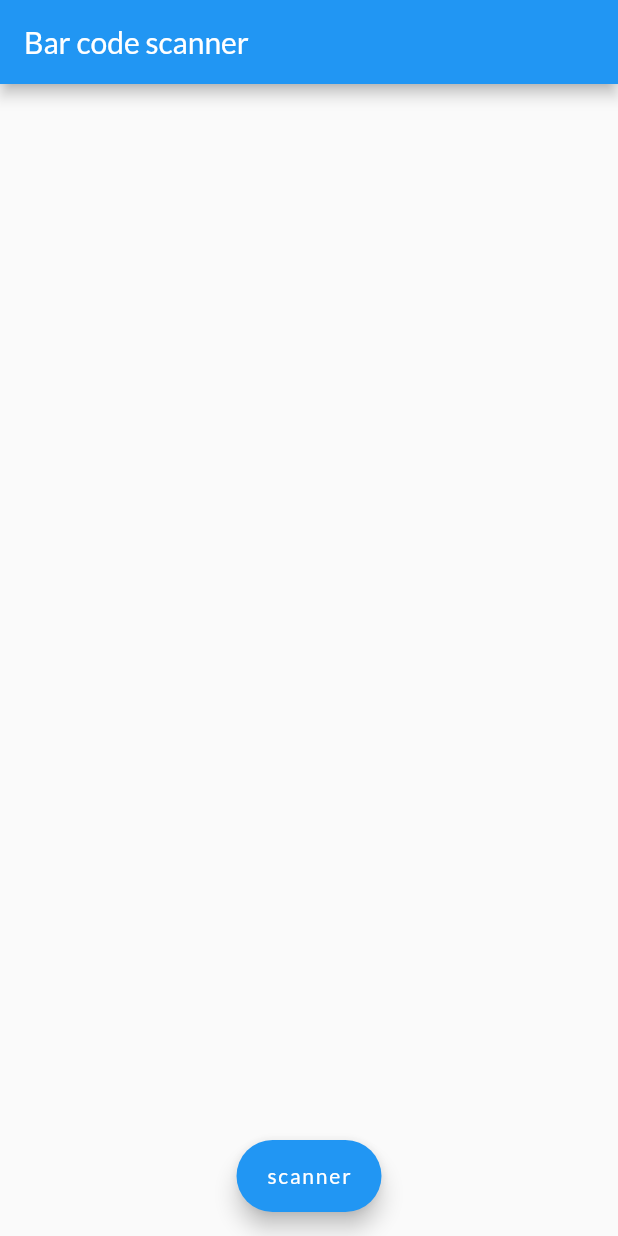
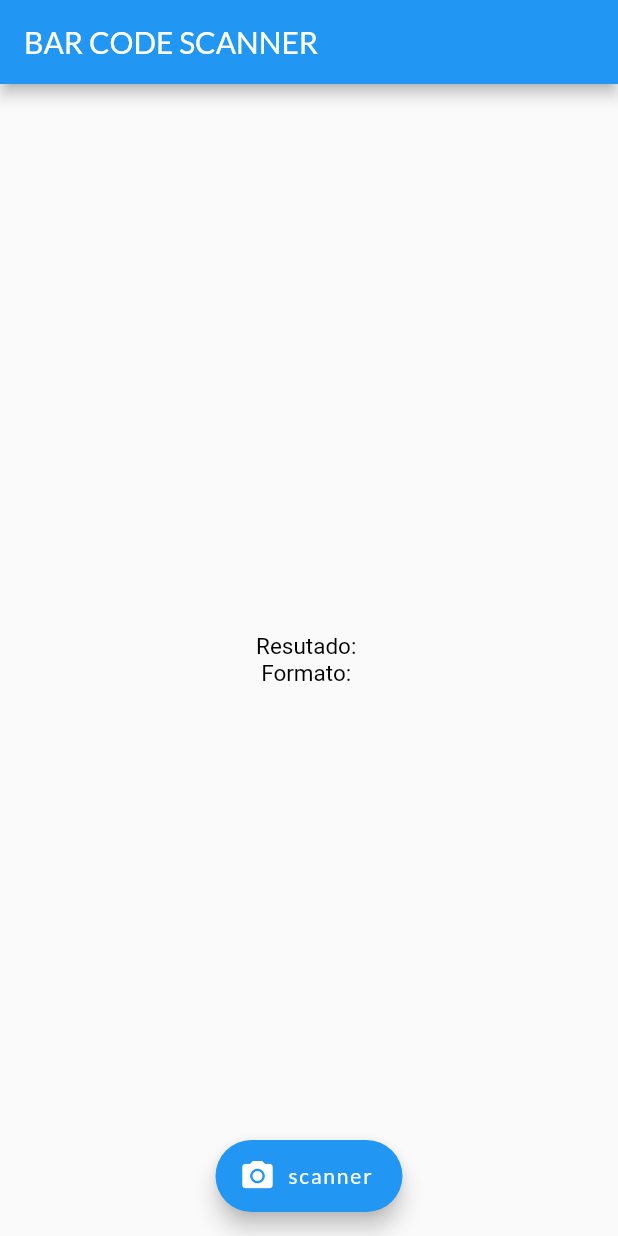
Before and after one commit to isaiasnas/barcode, a Flutter app: the screen it shows after launch, after a tap on "scanner", on a phone screen of 412 x 824 dp. Run offline on Flutter 3.47's test engine with Material 2 defaults, Android fonts, the phone set to English and light mode, and no system bars; missing offline and left inert: barcode_scan.

Commit message:
include images

```diff
--- a/lib/src/widgets/bar_code_widget.dart
+++ b/lib/src/widgets/bar_code_widget.dart
@@ -1,7 +1,14 @@
 import 'package:barcode_scan/barcode_scan.dart';
 import 'package:flutter/material.dart';
 
-class BarCodeWidget extends StatelessWidget {
+class BarCodeWidget extends StatefulWidget {
+  @override
+  _BarCodeWidgetState createState() => _BarCodeWidgetState();
+}
+
+class _BarCodeWidgetState extends State<BarCodeWidget> {
+  String _raw;
+  String _format;
   Future<void> _scannerBarCode() async {
     var options = ScanOptions(
         android: AndroidOptions(
@@ -11,28 +18,56 @@ class BarCodeWidget extends StatelessWidget {
           'cancel': 'cancelar',
           'flash_on': 'ligar flash camera',
           'flash_off': 'desligar flash camera',
-        }
-        // set the options
-        );
+        });
     var result = await BarcodeScanner.scan(options: options);
-    print(result.type); // The result type (barcode, cancelled, failed)
-    print(result.rawContent); // The barcode content
-    print(result.format); // The barcode format (as enum)
-    print(result
-        .formatNote); // If a unknown format was scanned this field contains a note
+    setState(() {
+      _raw = result.rawContent;
+      _format = result.format.name;
+    });
   }
 
   @override
   Widget build(BuildContext context) {
     return Scaffold(
       appBar: AppBar(
-        title: Text('Bar code scanner'),
+        title: Text('BAR CODE SCANNER'),
       ),
-      body: Row(
-        children: <Widget>[],
+      body: Center(
+        child: Column(
+          mainAxisAlignment: MainAxisAlignment.center,
+          children: <Widget>[
+            RichText(
+                text: TextSpan(
+                    text: 'Resutado: ',
+                    style: TextStyle(color: Colors.black, fontSize: 15),
+                    children: [
+                  TextSpan(
+                    text: _raw,
+                    style: TextStyle(
+                        fontWeight: FontWeight.bold,
+                        color: Colors.black,
+                        fontSize: 16),
+                  )
+                ])),
+            RichText(
+                text: TextSpan(
+                    text: 'Formato: ',
+                    style: TextStyle(color: Colors.black, fontSize: 15),
+                    children: [
+                  TextSpan(
+                    text: _format,
+                    style: TextStyle(
+                        fontWeight: FontWeight.bold,
+                        color: Colors.black,
+                        fontSize: 16),
+                  )
+                ])),
+          ],
+        ),
       ),
       floatingActionButton: FloatingActionButton.extended(
         onPressed: _scannerBarCode,
+        icon: Icon(Icons.camera_alt),
         label: Text('scanner'),
       ),
       floatingActionButtonLocation: FloatingActionButtonLocation.centerFloat,
```
Also changed, not shown: 5 other files.
